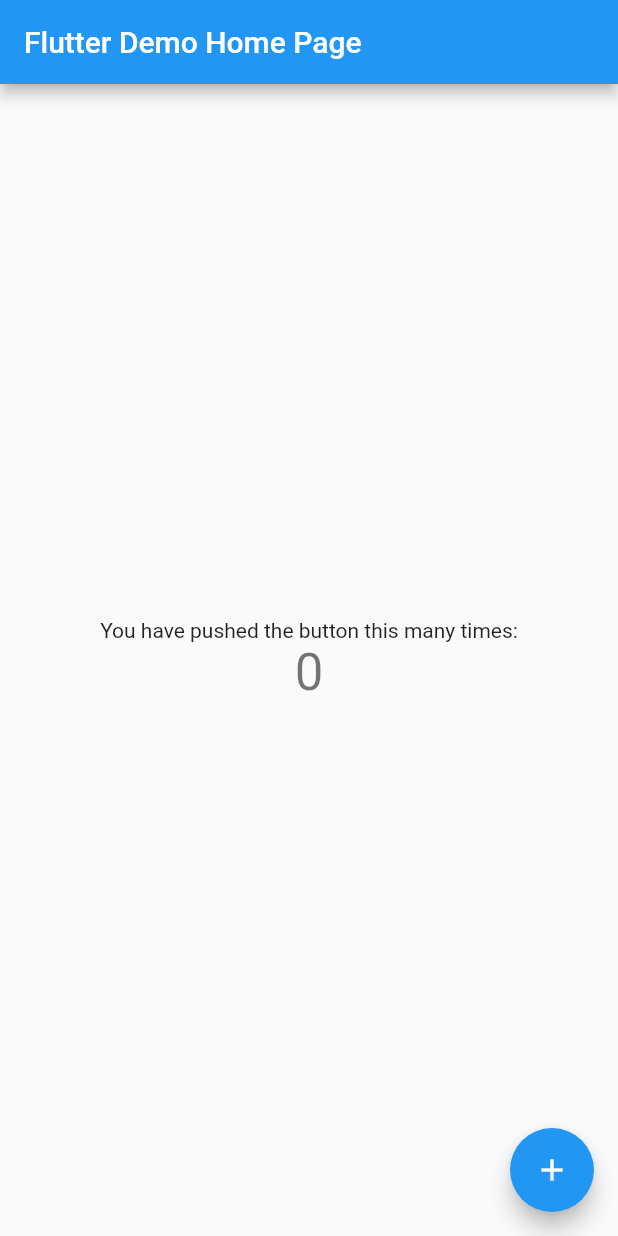
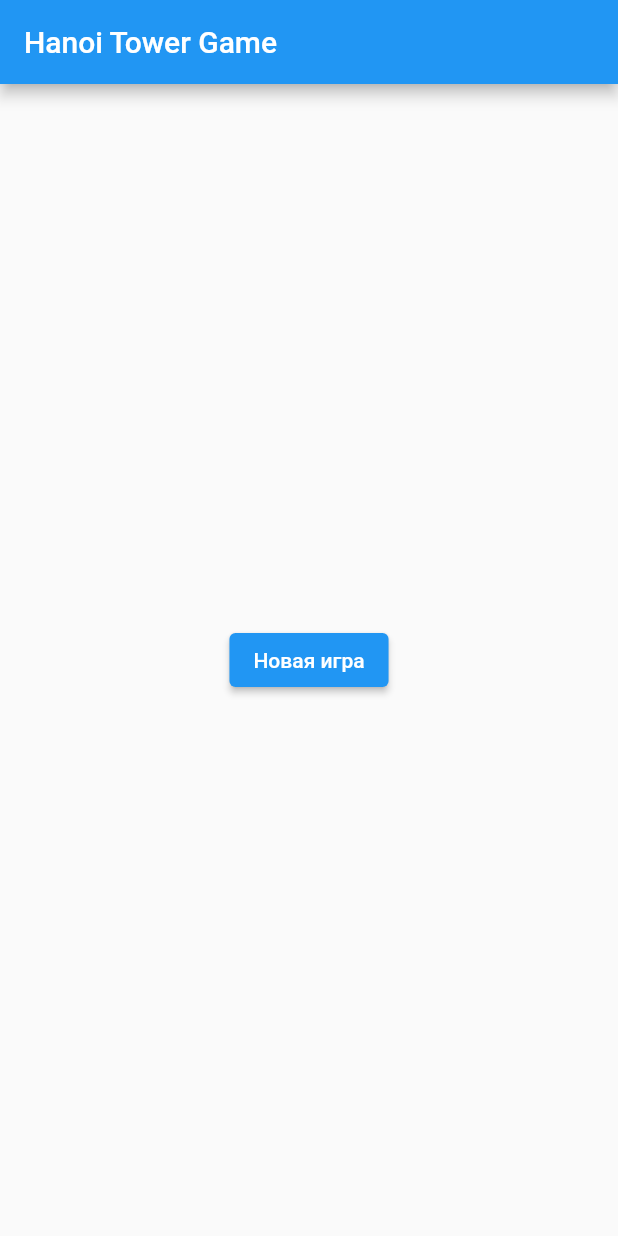
Before and after one commit to FairSuspect/hanoi_tower, a Flutter app: the screen it shows after launch, on a phone screen of 412 x 824 dp. Run offline on Flutter 3.47's test engine with Material 2 defaults, Android fonts, the phone set to English and light mode, and no system bars; our stand-ins replace flutter_redux, localstorage, redux, redux_thunk.

Commit message:
store and router implemented

```diff
--- a/lib/main.dart
+++ b/lib/main.dart
@@ -1,113 +1,68 @@
 import 'package:flutter/material.dart';
+import 'package:flutter_redux/flutter_redux.dart';
+import 'package:hanoi_tower/models/leaderboard.dart';
+import 'package:hanoi_tower/router/main.dart';
+import 'package:hanoi_tower/store/leaderboard/actions.dart';
+import 'package:hanoi_tower/store/main.dart';
+import 'services/localstorage.dart';
 
-void main() {
+void main() async {
   runApp(MyApp());
+  await localStorage.ready;
 }
 
 class MyApp extends StatelessWidget {
   // This widget is the root of your application.
   @override
   Widget build(BuildContext context) {
-    return MaterialApp(
-      title: 'Flutter Demo',
-      theme: ThemeData(
-        // This is the theme of your application.
-        //
-        // Try running your application with "flutter run". You'll see the
-        // application has a blue toolbar. Then, without quitting the app, try
-        // changing the primarySwatch below to Colors.green and then invoke
-        // "hot reload" (press "r" in the console where you ran "flutter run",
-        // or simply save your changes to "hot reload" in a Flutter IDE).
-        // Notice that the counter didn't reset back to zero; the application
-        // is not restarted.
-        primarySwatch: Colors.blue,
+    return StoreProvider(
+      store: store,
+      child: MaterialApp(
+        title: 'Flutter Demo',
+        theme: ThemeData(
+          primarySwatch: Colors.blue,
+        ),
+        onGenerateRoute: (settings) => RouteGenerator.generateRoute(settings),
+        initialRoute: Routes.main,
+        // home: HomeScreen(title: 'Hanoi Tower Game'),
       ),
-      home: MyHomePage(title: 'Flutter Demo Home Page'),
     );
   }
 }
 
-class MyHomePage extends StatefulWidget {
-  MyHomePage({Key key, this.title}) : super(key: key);
-
-  // This widget is the home page of your application. It is stateful, meaning
-  // that it has a State object (defined below) that contains fields that affect
-  // how it looks.
-
-  // This class is the configuration for the state. It holds the values (in this
-  // case the title) provided by the parent (in this case the App widget) and
-  // used by the build method of the State. Fields in a Widget subclass are
-  // always marked "final".
+class HomeScreen extends StatefulWidget {
+  HomeScreen({Key key, this.title}) : super(key: key);
 
   final String title;
 
   @override
-  _MyHomePageState createState() => _MyHomePageState();
+  _HomeScreenState createState() => _HomeScreenState();
 }
 
-class _MyHomePageState extends State<MyHomePage> {
-  int _counter = 0;
+class _HomeScreenState extends State<HomeScreen> {
+  int get highScore => store?.state?.highScore ?? 0;
 
-  void _incrementCounter() {
-    setState(() {
-      // This call to setState tells the Flutter framework that something has
-      // changed in this State, which causes it to rerun the build method below
-      // so that the display can reflect the updated values. If we changed
-      // _counter without calling setState(), then the build method would not be
-      // called again, and so nothing would appear to happen.
-      _counter++;
-    });
+  String get localStorageKey => 'leaderboard';
+
+  void _newGamePressed() {
+    Navigator.of(context).pushNamed(Routes.play);
   }
 
   @override
   Widget build(BuildContext context) {
-    // This method is rerun every time setState is called, for instance as done
-    // by the _incrementCounter method above.
-    //
-    // The Flutter framework has been optimized to make rerunning build methods
-    // fast, so that you can just rebuild anything that needs updating rather
-    // than having to individually change instances of widgets.
     return Scaffold(
       appBar: AppBar(
-        // Here we take the value from the MyHomePage object that was created by
-        // the App.build method, and use it to set our appbar title.
         title: Text(widget.title),
       ),
       body: Center(
-        // Center is a layout widget. It takes a single child and positions it
-        // in the middle of the parent.
         child: Column(
-          // Column is also a layout widget. It takes a list of children and
-          // arranges them vertically. By default, it sizes itself to fit its
-          // children horizontally, and tries to be as tall as its parent.
-          //
-          // Invoke "debug painting" (press "p" in the console, choose the
-          // "Toggle Debug Paint" action from the Flutter Inspector in Android
-          // Studio, or the "Toggle Debug Paint" command in Visual Studio Code)
-          // to see the wireframe for each widget.
-          //
-          // Column has various properties to control how it sizes itself and
-          // how it positions its children. Here we use mainAxisAlignment to
-          // center the children vertically; the main axis here is the vertical
-          // axis because Columns are vertical (the cross axis would be
-          // horizontal).
           mainAxisAlignment: MainAxisAlignment.center,
           children: <Widget>[
-            Text(
-              'You have pushed the button this many times:',
-            ),
-            Text(
-              '$_counter',
-              style: Theme.of(context).textTheme.headline4,
-            ),
+            ElevatedButton(
+                child: Text("Новая игра"), onPressed: _newGamePressed)
           ],
         ),
       ),
-      floatingActionButton: FloatingActionButton(
-        onPressed: _incrementCounter,
-        tooltip: 'Increment',
-        child: Icon(Icons.add),
-      ), // This trailing comma makes auto-formatting nicer for build methods.
     );
   }
 }
--- /dev/null
+++ b/lib/router/main.dart
@@ -0,0 +1,36 @@
+import 'package:flutter/material.dart';
+import 'package:hanoi_tower/main.dart';
+import 'package:hanoi_tower/screens/play_screen.dart';
+
+class RouteGenerator {
+  static Route<dynamic> generateRoute(RouteSettings settings) {
+    final args = settings.arguments;
+
+    var route = routes.firstWhere((x) => x.routeName == settings.name,
+        orElse: () => null);
+
+    if (route != null) {
+      return MaterialPageRoute(builder: (context) => route.widget(args));
+    }
+  }
+}
+
+class RouteBuilder {
+  final String routeName;
+  final Widget Function(dynamic args) widget;
+
+  RouteBuilder(
+    this.routeName,
+    this.widget,
+  );
+}
+
+class Routes {
+  static const play = '/play';
+  static const main = '/main';
+}
+
+final routes = [
+  RouteBuilder(Routes.main, (args) => HomeScreen(title: 'Hanoi Tower Game')),
+  RouteBuilder(Routes.play, (args) => PlayScreen())
+];
--- /dev/null
+++ b/lib/services/localstorage.dart
@@ -0,0 +1,3 @@
+import 'package:localstorage/localstorage.dart';
+
+final localStorage = LocalStorage('default');
--- /dev/null
+++ b/lib/store/main.dart
@@ -0,0 +1,23 @@
+import 'package:flutter/cupertino.dart';
+import 'package:hanoi_tower/models/leaderboard.dart';
+import 'package:redux/redux.dart';
+import 'package:redux_thunk/redux_thunk.dart';
+
+import 'leaderboard/reducers.dart';
+
+class AppState {
+  final Leaderboard leaderboard;
+
+  AppState({@required this.leaderboard});
+  AppState.initialState() : leaderboard = Leaderboard.fromLocalStorage();
+}
+
+AppState appStateReducer(dynamic state, action) {
+  return AppState(leaderboard: leaderboardReducer(state.leaderboard, action));
+  // users: usersReducer(state.users, action));
+}
+
+// final Store<AppState> store = Store<AppState>(appStateReducer,
+//     initialState: AppState.initialState(), middleware: [thunkMiddleware]);
+final Store store =
+    Store(leaderboardReducer, initialState: Leaderboard.fromLocalStorage());
```
Also changed, not shown: lib/models/leaderboard.dart (added, +31 -0 lines), lib/screens/play_screen.dart (added, +19 -0 lines), lib/store/leaderboard/actions.dart (added, +7 -0 lines), lib/store/leaderboard/reducers.dart (added, +14 -0 lines), lib/widgets/tower.dart (added, +30 -0 lines), pubspec.yaml (+4 -3 lines), pubspec.lock.
